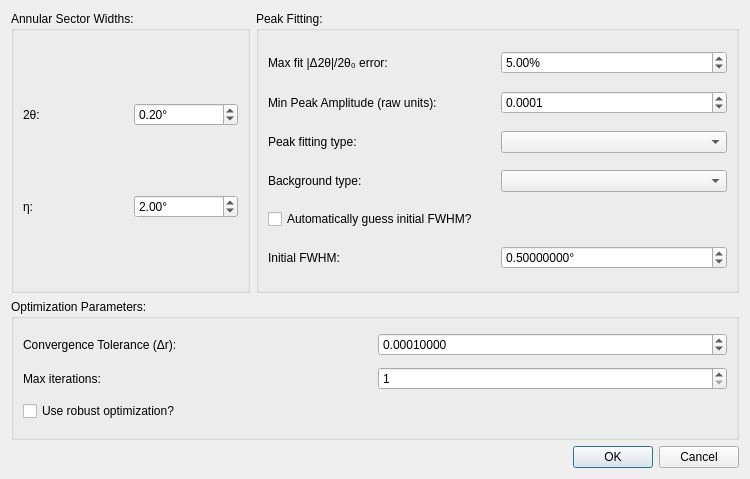
Above: hexrdgui/resources/ui/powder_calibration_dialog.ui from HEXRD/hexrdgui before the change. Below: the same form after it.
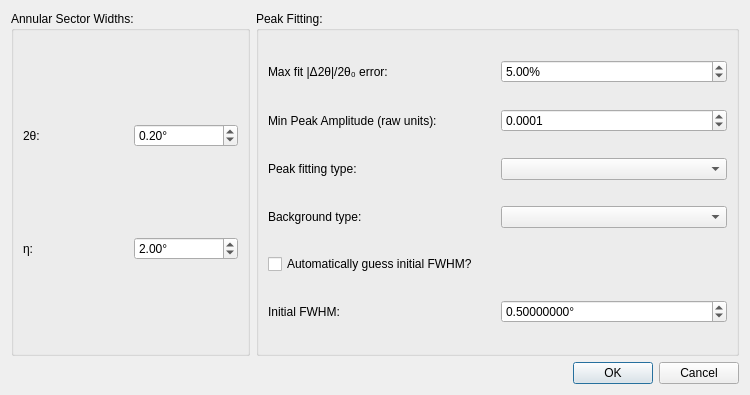
That is the form after the change. Custom widgets are drawn as their Qt base class.

Commit message:
Add and integrate generic calibration dialog
A generic calibration dialog was added that re-uses the same dialog
for various calibration workflows. This allows users to utilize
the new lmfit parameters (from hexrd/hexrd#628) as well as more
generally control the calibration procedure (including "undo", or
changing refinable parameters and running again), after points have
been picked.

The "Fast Powder" and "Composite (Laue and Powder)" have been updated
to utilize this generic calibration dialog.

Depends on: hexrd/hexrd#628

```diff
--- a/hexrdgui/resources/ui/powder_calibration_dialog.ui
+++ b/hexrdgui/resources/ui/powder_calibration_dialog.ui
@@ -7,7 +7,7 @@
     <x>0</x>
     <y>0</y>
     <width>750</width>
-    <height>479</height>
+    <height>395</height>
    </rect>
   </property>
   <property name="windowTitle">
@@ -15,59 +15,13 @@
   </property>
   <layout class="QGridLayout" name="gridLayout_3">
    <item row="3" column="0" colspan="3">
-    <widget class="QGroupBox" name="optimization_parameters_group">
-     <property name="title">
-      <string>Optimization Parameters:</string>
+    <widget class="QDialogButtonBox" name="button_box">
+     <property name="standardButtons">
+      <set>QDialogButtonBox::Cancel|QDialogButtonBox::Ok</set>
      </property>
-     <layout class="QGridLayout" name="gridLayout_5">
-      <item row="0" column="0">
-       <widget class="QLabel" name="conv_tol_label">
-        <property name="text">
-         <string>Convergence Tolerance (Δr):</string>
-        </property>
-       </widget>
-      </item>
-      <item row="1" column="1">
-       <widget class="QSpinBox" name="max_iter">
-        <property name="minimum">
-         <number>1</number>
-        </property>
-        <property name="maximum">
-         <number>10000000</number>
-        </property>
-        <property name="value">
-         <number>1</number>
-        </property>
-       </widget>
-      </item>
-      <item row="0" column="1">
-       <widget class="ScientificDoubleSpinBox" name="conv_tol">
-        <property name="decimals">
-         <number>8</number>
-        </property>
-        <property name="maximum">
-         <double>1000000.000000000000000</double>
-        </property>
-        <property name="value">
-         <double>0.000100000000000</double>
-        </property>
-       </widget>
-      </item>
-      <item row="1" column="0">
-       <widget class="QLabel" name="max_iter_label">
-        <property name="text">
-         <string>Max iterations:</string>
-        </property>
-       </widget>
-      </item>
-      <item row="2" column="0">
-       <widget class="QCheckBox" name="robust">
-        <property name="text">
-         <string>Use robust optimization?</string>
-        </property>
-       </widget>
-      </item>
-     </layout>
+     <property name="centerButtons">
+      <bool>false</bool>
+     </property>
     </widget>
    </item>
    <item row="0" column="1" rowspan="2" colspan="2">
@@ -199,16 +153,6 @@
      </layout>
     </widget>
    </item>
-   <item row="4" column="0" colspan="3">
-    <widget class="QDialogButtonBox" name="button_box">
-     <property name="standardButtons">
-      <set>QDialogButtonBox::Cancel|QDialogButtonBox::Ok</set>
-     </property>
-     <property name="centerButtons">
-      <bool>false</bool>
-     </property>
-    </widget>
-   </item>
    <item row="0" column="0" rowspan="2">
     <widget class="QGroupBox" name="annular_sector_widths_group">
      <property name="title">
```
Left out of the diff: 5 changed lines with no effect on the pictures. The commit also changes 28 other files.
